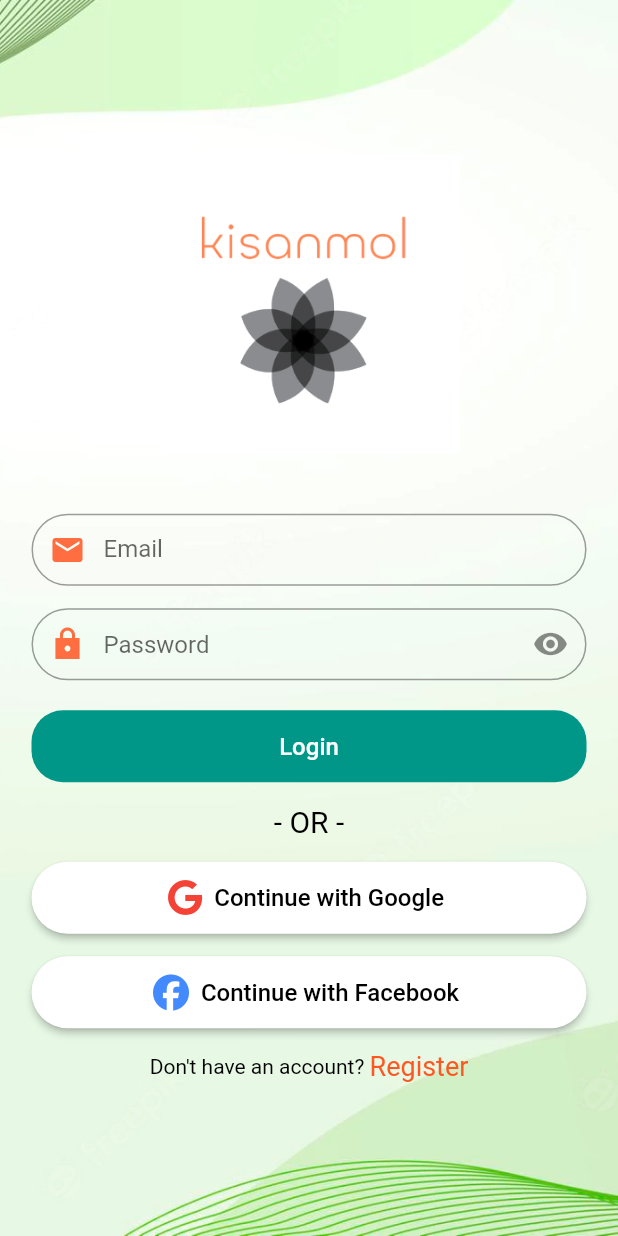
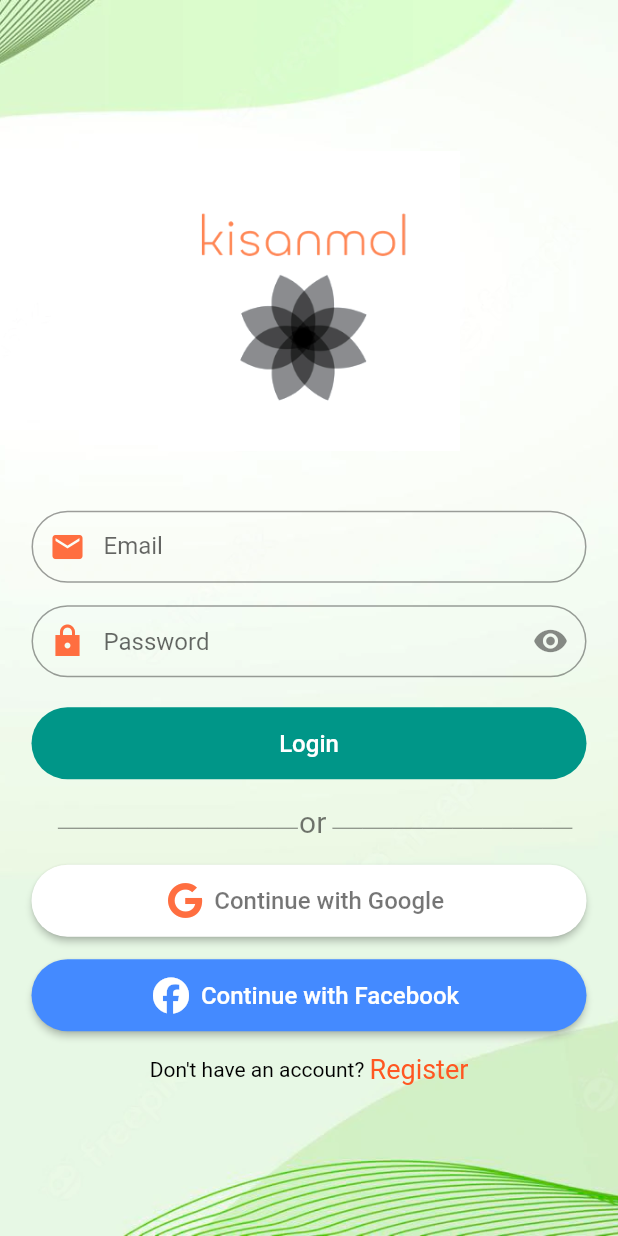
Before and after one commit to abhizaan21/Kisanmol, a Flutter app: the screen it shows after launch, on a phone screen of 412 x 824 dp. Run offline on Flutter 3.47's test engine with Material 2 defaults, Android fonts, the phone set to English and light mode, and no system bars; our stand-ins replace cloud_firestore, firebase_auth, firebase_core, flutter_secure_storage, fluttertoast, font_awesome_flutter and 3 more; missing offline and left inert: flutter_facebook_auth; accounts and stored records are empty.

Commit message:
adding facebook auth

```diff
--- a/lib/screens/login_screen.dart
+++ b/lib/screens/login_screen.dart
@@ -96,10 +96,10 @@ class _LoginScreenState extends State<LoginScreen> {
     );
 
     final loginButton = Material(
-      borderRadius: BorderRadius.circular(21),
+      borderRadius: BorderRadius.circular(25.0),
       color: Colors.teal,
       child: MaterialButton(
-          padding: const EdgeInsets.fromLTRB(10, 0, 10, 0),
+          padding: const EdgeInsets.fromLTRB(15, 5, 15, 5),
           minWidth: MediaQuery.of(context).size.width,
           child: const Text('Login',
               textAlign: TextAlign.center,
@@ -110,7 +110,8 @@ class _LoginScreenState extends State<LoginScreen> {
                   await firebaseAuth.signInWithEmailAndPassword(
                       email: emailController.text,
                       password: passwordController.text);
-              AuthService(firebase_auth.FirebaseAuth.instance).storeTokenAndData(userCredential);
+              AuthService(firebase_auth.FirebaseAuth.instance)
+                  .storeTokenAndData(userCredential);
               const snackBar =
                   SnackBar(content: Text("Logged In Successfully"));
               ScaffoldMessenger.of(context).showSnackBar(snackBar);
@@ -141,14 +142,14 @@ class _LoginScreenState extends State<LoginScreen> {
                   borderRadius: BorderRadius.circular(25.0))),
           label: const Text('Continue with Google',
               textAlign: TextAlign.center,
-              style: TextStyle(color: Colors.black, fontSize: 16)),
+              style: TextStyle(color: Colors.black54, fontSize: 16)),
           onPressed: () {
             AuthService(firebase_auth.FirebaseAuth.instance)
                 .googleSignIn(context);
           },
           icon: const FaIcon(
             FontAwesomeIcons.google,
-            color: Colors.red,
+            color: Colors.deepOrangeAccent,
           )),
     );
 
@@ -157,19 +158,20 @@ class _LoginScreenState extends State<LoginScreen> {
       padding: const EdgeInsets.fromLTRB(15, 5, 15, 5),
       child: ElevatedButton.icon(
         style: ElevatedButton.styleFrom(
-            primary: Colors.white,
+            primary: Colors.blueAccent,
             minimumSize: const Size(double.infinity, 48),
             shape: RoundedRectangleBorder(
                 borderRadius: BorderRadius.circular(25.0))),
         label: const Text('Continue with Facebook',
             textAlign: TextAlign.center,
-            style: TextStyle(color: Colors.black, fontSize: 16)),
+            style: TextStyle(color: Colors.white, fontSize: 16)),
         onPressed: () {
-          AuthService(firebase_auth.FirebaseAuth.instance).signInWithFacebook(context);
-          },
+          AuthService(firebase_auth.FirebaseAuth.instance)
+              .signInWithFacebook(context);
+        },
         icon: const FaIcon(
           FontAwesomeIcons.facebook,
-          color: Colors.blueAccent,
+          color: Colors.white,
         ),
       ),
     );
@@ -215,11 +217,11 @@ class _LoginScreenState extends State<LoginScreen> {
                       height: 15,
                     ),
                     const Text(
-                      '- OR -',
+                      '⎯⎯⎯⎯⎯⎯⎯⎯ or⎯⎯⎯⎯⎯⎯⎯⎯',
                       style: TextStyle(
                           fontSize: 20,
                           fontWeight: FontWeight.normal,
-                          color: Colors.black),
+                          color: Colors.black54),
                     ),
                     const SizedBox(height: 15.0),
                     googleSignInButton,
--- a/lib/screens/registration_screen.dart
+++ b/lib/screens/registration_screen.dart
@@ -199,7 +199,7 @@ class _RegistrationScreenState extends State<RegistrationScreen> {
         borderRadius: BorderRadius.circular(25.0),
         color: Colors.teal,
         child: MaterialButton(
-            padding: const EdgeInsets.fromLTRB(15, 5, 15, 5),
+            padding: const EdgeInsets.fromLTRB(10, 0, 10, 0),
             minWidth: MediaQuery.of(context).size.width,
             child: const Text('Register',
                 textAlign: TextAlign.center,
--- a/pubspec.yaml
+++ b/pubspec.yaml
@@ -39,6 +39,7 @@ dependencies:
   firebase_core: ^1.19.2
   fluttertoast: ^8.0.9
   splashscreen: ^1.3.5
+  carousel_pro: ^1.0.0
 
   #Google Sign In
   firebase_auth: ^3.4.2
```
Also changed, not shown: pubspec.lock.
